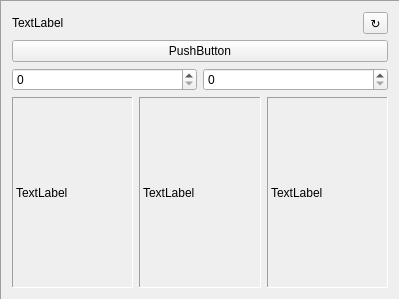
Above: samplewidget.ui from 0xFEEDC0DE64/DrumMachine before the change. Below: the same form after it.
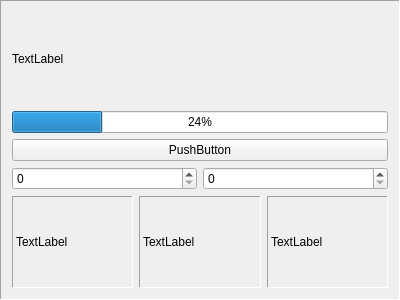
That is the form after the change.

```diff
--- a/samplewidget.ui
+++ b/samplewidget.ui
@@ -32,14 +32,14 @@
        </property>
       </widget>
      </item>
+    </layout>
+   </item>
      <item>
-      <widget class="QToolButton" name="toolButtonReload">
-       <property name="text">
-        <string>↻</string>
-       </property>
-      </widget>
-     </item>
-    </layout>
+    <widget class="QProgressBar" name="progressBar">
+     <property name="value">
+      <number>24</number>
+     </property>
+    </widget>
    </item>
    <item>
     <widget class="QPushButton" name="pushButton">
```
Lines whose indentation alone changed are shown as unchanged.
